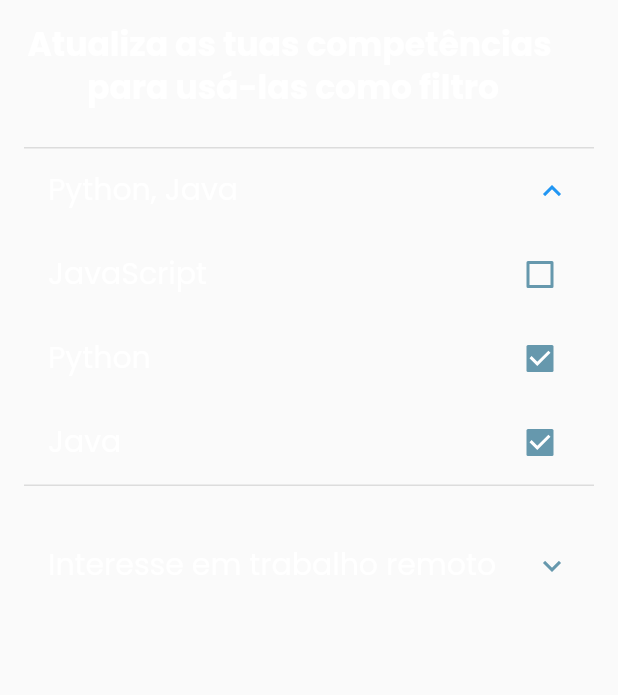
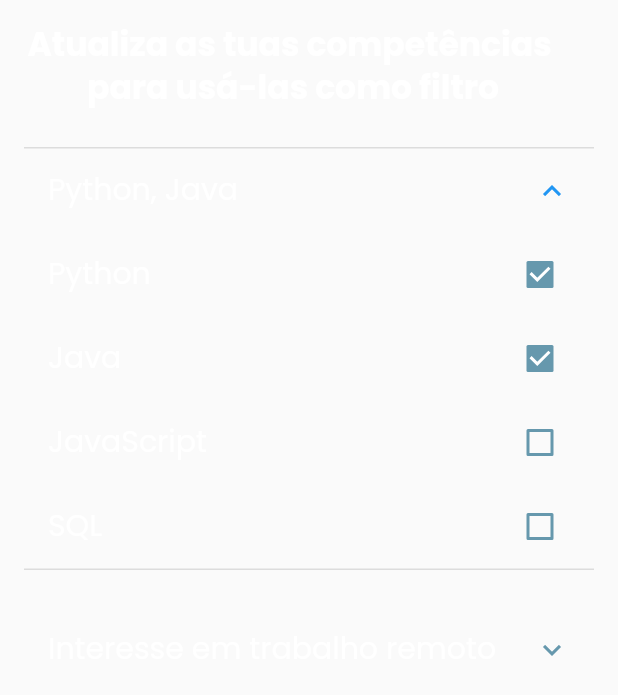
Before and after one commit to AndreSantos03/Y2S2-SoftwareEngineer, a Flutter app: the LanguageSelectionDropdown widget shown alone on an empty page, opened directly, after a tap on "Linguagens de programação", after a tap on "Python", after a tap on "Java", on a phone screen of 412 x 824 dp. Shown: the top 695 px of the screen. Run offline on Flutter 3.47's test engine with Material 2 defaults, Android fonts, the phone set to English and light mode, and no system bars; our stand-ins replace equatable, google_fonts, google_nav_bar; missing offline and left inert: dart_numerics; network calls fail.

```diff
--- a/app/lib/main.dart
+++ b/app/lib/main.dart
@@ -1,13 +1,10 @@
 import 'package:flutter/material.dart';
 import 'package:myapp/utils.dart';
-import 'package:myapp/views/pages/filter-screen.dart';
 import 'package:myapp/views/pages/map-screen.dart';
-import 'package:myapp/views/pages/discrict-screen.dart';
-import 'package:myapp/views/pages/test-screen.dart';
 import 'package:myapp/models/job.dart';
 import 'package:provider/provider.dart';
 import 'package:myapp/models/filter_model.dart';
-import 'package:myapp/models/salary_model.dart';
+import 'package:myapp/models/language_selection_model.dart';
 
 void main() {
   // Fetch jobs and create JobsProvider instance
@@ -23,6 +20,7 @@ void main() {
         ChangeNotifierProvider<Filter>(
           create: (context) => Filter(),
         ),
+        ChangeNotifierProvider(create: (_) => LanguageSelectionModel()),
       ],
       child: const MyApp(),
     ),
--- a/app/lib/models/filter_model.dart
+++ b/app/lib/models/filter_model.dart
@@ -8,21 +8,32 @@ class Filter extends ChangeNotifier {
   late bool remote;
   late List<Technology> technologyFilters;
 
-  Filter({List<Salary>? salaryFilters, bool? remote, List<Technology>? technologyFilters}) {
+  // To be used if the user wants to filters jobs by his personal settings
+  late bool userRemote;
+  late List<Technology> userTechnologyFilters;
+
+  Filter({List<Salary>? salaryFilters, bool? remote, List<Technology>? technologyFilters, bool? userRemote, List<Technology>? userTechnologyFilters}) {
     this.salaryFilters = salaryFilters ?? Salary.noFilterSalary;
     this.remote = remote ?? false;
     this.technologyFilters = technologyFilters ?? [const Technology(id: 0, string: ' ')];
+
+    this.userRemote = userRemote ?? false;
+    this.userTechnologyFilters = userTechnologyFilters ?? [const Technology(id: 0, string: ' ')];
   }
 
   Filter copyWith({
     List<Salary>? salaryFilters,
     bool? remote,
     List<Technology>? technologyFilters,
+    bool? userRemote,
+    List<Technology>? userTechnologyFilters,
   }) {
     return Filter(
       salaryFilters: salaryFilters ?? this.salaryFilters,
       remote: remote ?? this.remote,
       technologyFilters: technologyFilters ?? this.technologyFilters,
+      userRemote: userRemote ?? this.userRemote,
+      userTechnologyFilters: userTechnologyFilters ?? this.userTechnologyFilters,
     );
   }
 
--- /dev/null
+++ b/app/lib/models/language_selection_model.dart
@@ -0,0 +1,33 @@
+import 'package:flutter/material.dart';
+
+class LanguageSelectionModel extends ChangeNotifier {
+  bool _isOpen = false;
+  final List<String> _selectedLanguages = [];
+  String _selectedRemote = '';
+
+  Color squaresColor = const Color.fromRGBO(102, 152, 173, 1);
+
+  bool get isOpen => _isOpen;
+  List<String> get selectedLanguages => _selectedLanguages;
+  String get selectedRemote => _selectedRemote;
+
+  void toggleIsOpen() {
+    _isOpen = !_isOpen;
+    notifyListeners();
+  }
+
+  void toggleLanguage(String language) {
+    if (_selectedLanguages.contains(language)) {
+      _selectedLanguages.remove(language);
+    } else {
+      _selectedLanguages.add(language);
+    }
+    print("Selected languages: $_selectedLanguages");
+    notifyListeners();
+  }
+
+  void toggleRemote(bool value) {
+    _selectedRemote = value ? 'Sim' : '';
+    notifyListeners();
+  }
+}
--- a/app/lib/views/widgets/selectionDropdownWidget.dart
+++ b/app/lib/views/widgets/selectionDropdownWidget.dart
@@ -1,5 +1,7 @@
 import 'package:flutter/material.dart';
 import 'package:myapp/utils.dart';
+import 'package:provider/provider.dart';
+import 'package:myapp/models/language_selection_model.dart';
 
 class LanguageSelectionDropdown extends StatefulWidget {
   const LanguageSelectionDropdown({super.key});
@@ -17,6 +19,11 @@ class _LanguageSelectionDropdownState extends State<LanguageSelectionDropdown> {
   Color squaresColor = const Color.fromRGBO(102, 152, 173, 1);
 
   @override
+  void initState() {
+    super.initState();
+  }
+
+  @override
   Widget build(BuildContext context) {
     return Theme(
       data: ThemeData(
@@ -24,9 +31,7 @@ class _LanguageSelectionDropdownState extends State<LanguageSelectionDropdown> {
       ),
       child: GestureDetector(
         onTap: () {
-          setState(() {
-            _isOpen = !_isOpen;
-          });
+          Provider.of<LanguageSelectionModel>(context, listen: false).toggleIsOpen();
         },
         child: Container(
           padding: const EdgeInsets.all(16.0),
@@ -51,10 +56,13 @@ class _LanguageSelectionDropdownState extends State<LanguageSelectionDropdown> {
               Container(
                 margin: const EdgeInsets.only(top: 16.0),
                 child: ExpansionTile(
-                    title: Text(
-                      _selectedLanguages.isNotEmpty
-                          ? _selectedLanguages.join(', ')
+                  title: Selector<LanguageSelectionModel, String>(
+                    selector: (_, provider) =>
+                    provider.selectedLanguages.isNotEmpty
+                        ? provider.selectedLanguages.join(', ')
                         : 'Linguagens de programação',
+                    builder: (_, value, __) => Text(
+                      value,
                       style: const TextStyle(
                         color: Color(0xffffffff),
                         fontFamily: 'Poppins',
@@ -62,8 +70,46 @@ class _LanguageSelectionDropdownState extends State<LanguageSelectionDropdown> {
                         height: 1.3,
                       ),
                     ),
+                  ),
                   children: [
-                      CheckboxListTile(
+                    Consumer<LanguageSelectionModel>(
+                      builder: (_, provider, __) => CheckboxListTile(
+                        activeColor: squaresColor,
+                        title: const Text(
+                          'Python',
+                          style: TextStyle(
+                            color: Color(0xffffffff),
+                            fontFamily: 'Poppins',
+                            fontSize: 20,
+                            height: 1.3,
+                          ),
+                        ),
+                        value: provider.selectedLanguages.contains('Python'),
+                        onChanged: (value) {
+                          provider.toggleLanguage('Python');
+                        },
+                      ),
+                    ),
+                    Consumer<LanguageSelectionModel>(
+                      builder: (_, provider, __) => CheckboxListTile(
+                        activeColor: squaresColor,
+                        title: const Text(
+                          'Java',
+                          style: TextStyle(
+                            color: Color(0xffffffff),
+                            fontFamily: 'Poppins',
+                            fontSize: 20,
+                            height: 1.3,
+                          ),
+                        ),
+                        value: provider.selectedLanguages.contains('Java'),
+                        onChanged: (value) {
+                          provider.toggleLanguage('Java');
+                        },
+                      ),
+                    ),
+                    Consumer<LanguageSelectionModel>(
+                      builder: (_, provider, __) => CheckboxListTile(
                         activeColor: squaresColor,
                         title: const Text(
                           'JavaScript',
@@ -74,21 +120,17 @@ class _LanguageSelectionDropdownState extends State<LanguageSelectionDropdown> {
                             height: 1.3,
                           ),
                         ),
-                        value: _selectedLanguages.contains('JavaScript'),
+                        value: provider.selectedLanguages.contains('JavaScript'),
                         onChanged: (value) {
-                          setState(() {
-                            if (value!) {
-                              _selectedLanguages.add('JavaScript');
-                            } else {
-                              _selectedLanguages.remove('JavaScript');
-                            }
-                          });
+                          provider.toggleLanguage('JavaScript');
                         },
                       ),
-                      CheckboxListTile(
+                    ),
+                    Consumer<LanguageSelectionModel>(
+                      builder: (_, provider, __) => CheckboxListTile(
                         activeColor: squaresColor,
                         title: const Text(
-                          'Python',
+                          'SQL',
                           style: TextStyle(
                             color: Color(0xffffffff),
                             fontFamily: 'Poppins',
@@ -96,38 +138,11 @@ class _LanguageSelectionDropdownState extends State<LanguageSelectionDropdown> {
                             height: 1.3,
                           ),
                         ),
-                        value: _selectedLanguages.contains('Python'),
+                        value: provider.selectedLanguages.contains('SQL'),
                         onChanged: (value) {
-                          setState(() {
-                            if (value!) {
-                              _selectedLanguages.add('Python');
-                            } else {
-                              _selectedLanguages.remove('Python');
-                            }
-                          });
+                          provider.toggleLanguage('SQL');
                         },
                       ),
-                      CheckboxListTile(
-                        activeColor: squaresColor,
-                        title: const Text(
-                          'Java',
-                          style: TextStyle(
-                            color: Color(0xffffffff),
-                            fontFamily: 'Poppins',
-                            fontSize: 20,
-                            height: 1.3,
-                          ),
-                        ),
-                        value: _selectedLanguages.contains('Java'),
-                        onChanged: (value) {
-                          setState(() {
-                            if (value!) {
-                              _selectedLanguages.add('Java');
-                            } else {
-                              _selectedLanguages.remove('Java');
-                            }
-                          });
-                        },
                     ),
                   ],
                 ),
```
Lines whose indentation alone changed are shown as unchanged.
